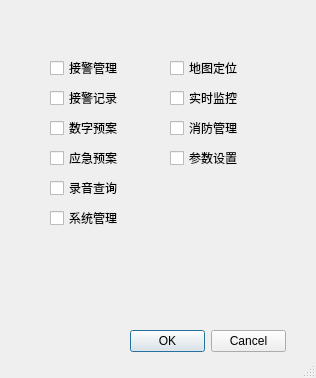
Old version of the form com/org/ui/pladdpermission.ui in the repository td-leo/vzplmanager.
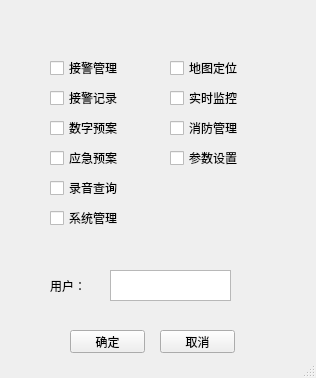
New version of the form.

```diff
--- a/com/org/ui/pladdpermission.ui
+++ b/com/org/ui/pladdpermission.ui
@@ -144,17 +144,53 @@
      <string>地图定位</string>
     </property>
    </widget>
-   <widget class="QDialogButtonBox" name="buttonBox">
+   <widget class="QPushButton" name="pushButton">
     <property name="geometry">
      <rect>
-      <x>130</x>
+      <x>70</x>
       <y>330</y>
-      <width>156</width>
+      <width>75</width>
       <height>23</height>
      </rect>
     </property>
-    <property name="standardButtons">
-     <set>QDialogButtonBox::Cancel|QDialogButtonBox::Ok</set>
+    <property name="text">
+     <string>确定</string>
+    </property>
+   </widget>
+   <widget class="QPushButton" name="pushButton_2">
+    <property name="geometry">
+     <rect>
+      <x>160</x>
+      <y>330</y>
+      <width>75</width>
+      <height>23</height>
+     </rect>
+    </property>
+    <property name="text">
+     <string>取消</string>
+    </property>
+   </widget>
+   <widget class="QLabel" name="label">
+    <property name="geometry">
+     <rect>
+      <x>50</x>
+      <y>280</y>
+      <width>54</width>
+      <height>12</height>
+     </rect>
+    </property>
+    <property name="text">
+     <string>用户：</string>
+    </property>
+   </widget>
+   <widget class="QTextEdit" name="textEdit">
+    <property name="geometry">
+     <rect>
+      <x>110</x>
+      <y>270</y>
+      <width>121</width>
+      <height>31</height>
+     </rect>
     </property>
    </widget>
   </widget>
```
